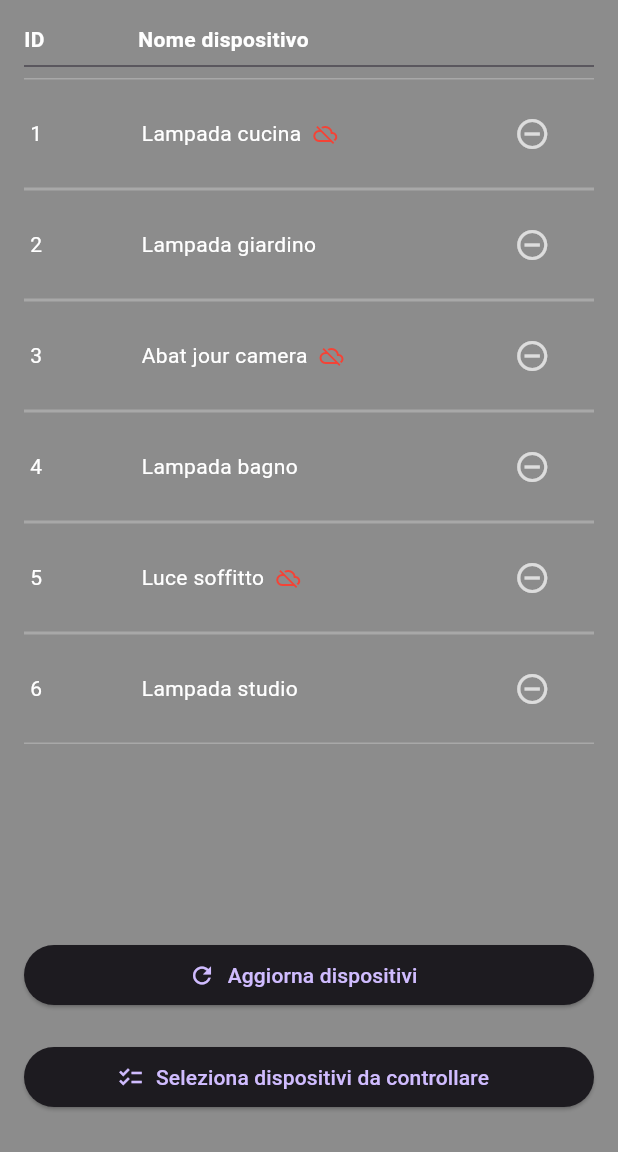
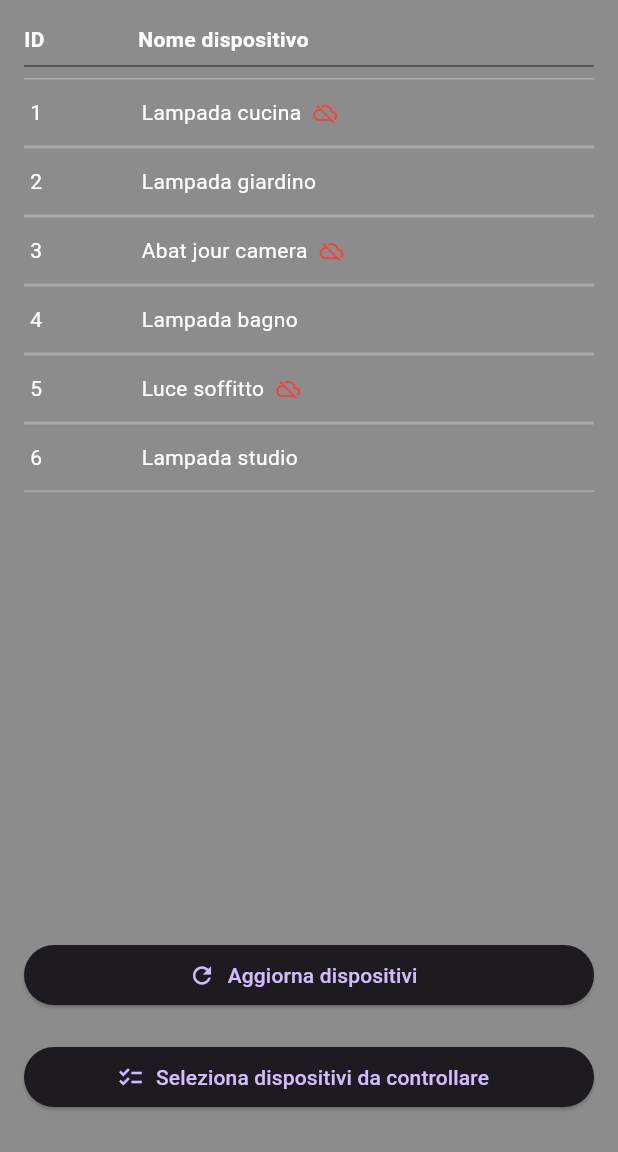
Before and after one commit to deltaimp/iot_smart_bulbs, a Flutter app: the DeviceListView screen opened directly, on a phone screen of 412 x 824 dp, the part 84-1236 px from its top. Run offline on Flutter 3.47's test engine with Material 3 defaults, Android fonts, the phone set to English and light mode, and no system bars; our stand-ins replace animated_text_kit, flutter_colorpicker, get.

Commit message:
eliminazione funzionalità rimozione dispotivo da device_list_view

```diff
--- a/lib/views/device_list_view.dart
+++ b/lib/views/device_list_view.dart
@@ -217,10 +217,8 @@ class _DeviceListViewState extends State<DeviceListView> {
                             }
                           },
                         )
-                        : IconButton(
-                          icon: const Icon(Icons.remove_circle_outline),
-                          onPressed: () => controller.removeDevice(bulb),
-                        ),
+                        :const SizedBox()
+
               ),
             ],
           ),
```
